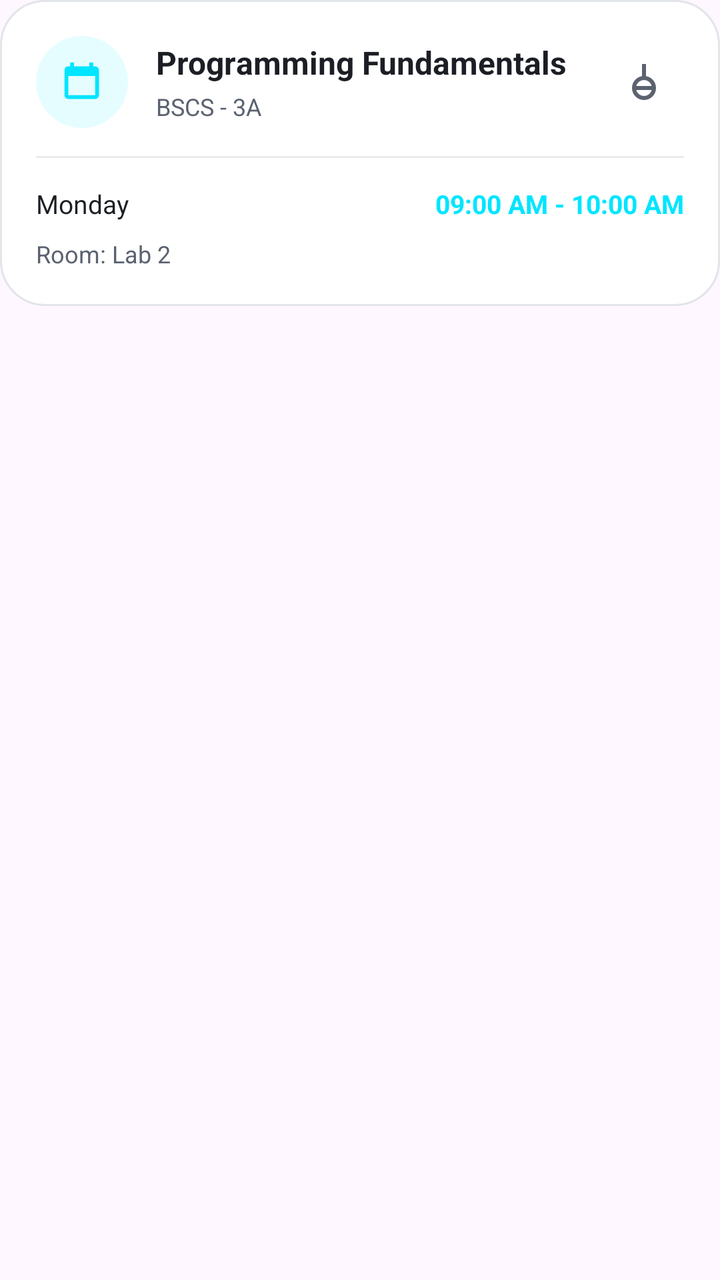
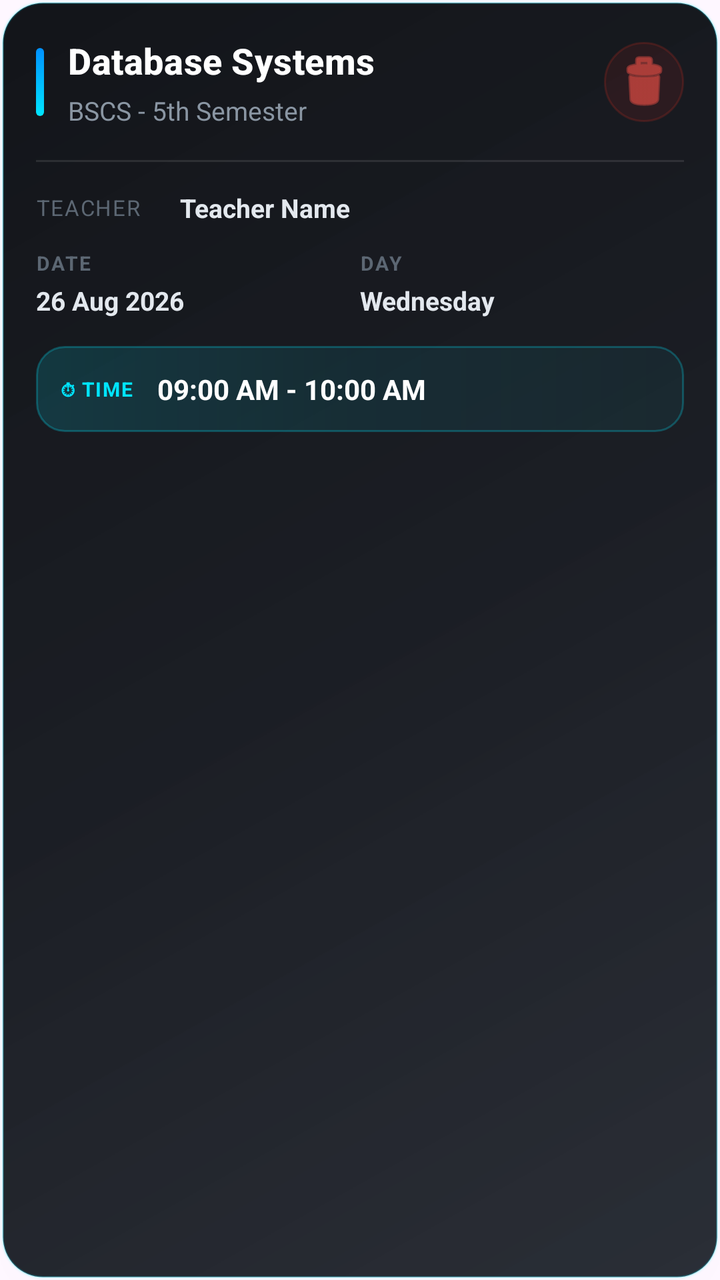

The first picture is an Android layout as it rendered before a commit; the second is the same layout after the commit. The layout source and the unified diff follow.
<!-- AndroidManifest.xml: application theme Theme.QRCodeAttendance -->
<!-- res/layout/item_class_schedule.xml -->
<?xml version="1.0" encoding="utf-8"?>
<com.google.android.material.card.MaterialCardView
    xmlns:android="http://schemas.android.com/apk/res/android"
    xmlns:app="http://schemas.android.com/apk/res-auto"
    android:layout_width="match_parent"
    android:layout_height="wrap_content"
    android:layout_marginBottom="12dp"
    app:cardCornerRadius="20dp"
    app:cardElevation="0dp"
    app:cardBackgroundColor="@android:color/transparent"
    app:strokeWidth="0dp">

    <LinearLayout
        android:layout_width="match_parent"
        android:layout_height="wrap_content"
        android:orientation="vertical"
        android:padding="18dp"
        android:background="@drawable/bg_glass_card">

        <LinearLayout
            android:layout_width="match_parent"
            android:layout_height="wrap_content"
            android:gravity="center_vertical">

            <FrameLayout
                android:layout_width="46dp"
                android:layout_height="46dp"
                android:background="@drawable/bg_icon_chip">

                <ImageView
                    android:layout_width="23dp"
                    android:layout_height="23dp"
                    android:layout_gravity="center"
                    android:src="@drawable/ic_shedule"
                    app:tint="@color/colorPrimary" />

            </FrameLayout>

            <LinearLayout
                android:layout_width="0dp"
                android:layout_height="wrap_content"
                android:layout_weight="1"
                android:layout_marginStart="14dp"
                android:orientation="vertical">

                <TextView
                    android:id="@+id/tvSubject"
                    android:layout_width="wrap_content"
                    android:layout_height="wrap_content"
                    android:text="Programming Fundamentals"
                    android:textColor="@color/textPrimary"
                    android:textSize="16sp"
                    android:textStyle="bold" />

                <TextView
                    android:id="@+id/tvClassName"
                    android:layout_width="wrap_content"
                    android:layout_height="wrap_content"
                    android:layout_marginTop="3dp"
                    android:text="BSCS - 3A"
                    android:textColor="@color/textSecondary"
                    android:textSize="12sp" />

            </LinearLayout>

            <ImageButton
                android:id="@+id/btnDelete"
                android:layout_width="40dp"
                android:layout_height="40dp"
                android:background="@android:color/transparent"
                android:src="@drawable/ic_delete"
                android:contentDescription="Delete Class"
                app:tint="@color/textSecondary" />

        </LinearLayout>


        <View
            android:layout_width="match_parent"
            android:layout_height="1dp"
            android:layout_marginVertical="14dp"
            android:alpha="0.12"
            android:background="@color/textSecondary" />


        <LinearLayout
            android:layout_width="match_parent"
            android:layout_height="wrap_content"
            android:orientation="horizontal">

            <TextView
                android:id="@+id/tvDay"
                android:layout_width="0dp"
                android:layout_height="wrap_content"
                android:layout_weight="1"
                android:text="Monday"
                android:textColor="@color/textPrimary"
                android:textSize="13sp" />

            <TextView
                android:id="@+id/tvTime"
                android:layout_width="wrap_content"
                android:layout_height="wrap_content"
                android:text="09:00 AM - 10:00 AM"
                android:textColor="@color/colorPrimary"
                android:textSize="13sp"
                android:textStyle="bold" />

        </LinearLayout>


        <TextView
            android:id="@+id/tvRoom"
            android:layout_width="wrap_content"
            android:layout_height="wrap_content"
            android:layout_marginTop="8dp"
            android:text="Room: Lab 2"
            android:textColor="@color/textSecondary"
            android:textSize="12sp" />

    </LinearLayout>

</com.google.android.material.card.MaterialCardView>
<!-- resources referenced by this layout -->
<resources>
  <color name="colorPrimary">#00E5FF</color>
  <color name="textPrimary">#1B1E24</color>
  <color name="textSecondary">#5B6270</color>
  <!-- drawable bg_glass_card (drawable) -->
  <?xml version="1.0" encoding="utf-8"?>
  <shape xmlns:android="http://schemas.android.com/apk/res/android"
      android:shape="rectangle">
  
      <solid android:color="@color/surfaceGlass"/>
      <corners android:radius="22dp"/>
      <stroke
          android:width="1dp"
          android:color="@color/glassStroke"/>
  
  </shape>
  <!-- drawable bg_icon_chip (drawable) -->
  <?xml version="1.0" encoding="utf-8"?>
  <shape xmlns:android="http://schemas.android.com/apk/res/android"
      android:shape="oval">
  
      <solid android:color="@color/cyanFaint"/>
  
  </shape>
  <!-- drawable ic_delete (drawable) -->
  <vector xmlns:android="http://schemas.android.com/apk/res/android" android:height="24dp" android:tint="#00E4FD" android:viewportHeight="960" android:viewportWidth="960" android:width="24dp">
        
      <path android:fillColor="@android:color/white" android:pathData="M480,840Q380,840 310,770Q240,700 240,600Q240,510 297.5,443.5Q355,377 440,363L440,120L520,120L520,363Q606,377 663,443.5Q720,510 720,600Q720,700 650,770Q580,840 480,840ZM480,760Q536,760 578.5,726Q621,692 635,640L325,640Q339,692 381.5,726Q424,760 480,760ZM325,560L635,560Q621,508 578.5,474Q536,440 480,440Q424,440 381.5,474Q339,508 325,560Z"/>
      
  </vector>
  <!-- drawable ic_shedule (drawable) -->
  <?xml version="1.0" encoding="utf-8"?>
  <vector xmlns:android="http://schemas.android.com/apk/res/android"
      android:width="24dp"
      android:height="24dp"
      android:viewportWidth="24"
      android:viewportHeight="24">
  
      <path
          android:fillColor="#2563EB"
          android:pathData="M19,4h-1V2h-2v2H8V2H6v2H5c-1.1,0-2,.9-2,2v13c0,1.1,.9,2,2,2h14c1.1,0,2-.9,2-2V6c0-1.1-.9-2-2-2zm0,15H5V9h14v10z"/>
  
  </vector>
  <style name="Theme.QRCodeAttendance" parent="Base.Theme.QRCodeAttendance" />
  <color name="surfaceGlass">#FFFFFF</color>
  <color name="glassStroke">#E2E5EA</color>
  <color name="cyanFaint">#1A00E5FF</color>
  <style name="Base.Theme.QRCodeAttendance" parent="Theme.Material3.DayNight.NoActionBar">
          
          
      </style>
</resources>

<!-- the commit's change to res/layout/item_class_schedule.xml (unified diff, before → after) -->
@@ -1,123 +1,302 @@
 <?xml version="1.0" encoding="utf-8"?>
-<com.google.android.material.card.MaterialCardView
-    xmlns:android="http://schemas.android.com/apk/res/android"
+<LinearLayout xmlns:android="http://schemas.android.com/apk/res/android"
     xmlns:app="http://schemas.android.com/apk/res-auto"
     android:layout_width="match_parent"
     android:layout_height="wrap_content"
-    android:layout_marginBottom="12dp"
-    app:cardCornerRadius="20dp"
-    app:cardElevation="0dp"
-    app:cardBackgroundColor="@android:color/transparent"
-    app:strokeWidth="0dp">
-
-    <LinearLayout
-        android:layout_width="match_parent"
-        android:layout_height="wrap_content"
-        android:orientation="vertical"
-        android:padding="18dp"
-        android:background="@drawable/bg_glass_card">
+    android:layout_marginStart="16dp"
+    android:layout_marginEnd="16dp"
+    android:layout_marginTop="8dp"
+    android:layout_marginBottom="8dp"
+    android:orientation="vertical"
+    android:background="@drawable/bg_class_schedule_card"
+    android:elevation="6dp"
+    android:padding="18dp">
+
+    
+    
+    
+
+    <LinearLayout
+        android:layout_width="match_parent"
+        android:layout_height="wrap_content"
+        android:gravity="center_vertical"
+        android:orientation="horizontal">
+
+        
+
+        <View
+            android:layout_width="4dp"
+            android:layout_height="34dp"
+            android:layout_marginEnd="12dp"
+            android:background="@drawable/bg_subject_accent_bar" />
+
+        
 
         <LinearLayout
-            android:layout_width="match_parent"
-            android:layout_height="wrap_content"
-            android:gravity="center_vertical">
-
-            <FrameLayout
-                android:layout_width="46dp"
-                android:layout_height="46dp"
-                android:background="@drawable/bg_icon_chip">
-
-                <ImageView
-                    android:layout_width="23dp"
-                    android:layout_height="23dp"
-                    android:layout_gravity="center"
-                    android:src="@drawable/ic_shedule"
-                    app:tint="@color/colorPrimary" />
-
-            </FrameLayout>
-
-            <LinearLayout
-                android:layout_width="0dp"
-                android:layout_height="wrap_content"
-                android:layout_weight="1"
-                android:layout_marginStart="14dp"
-                android:orientation="vertical">
-
-                <TextView
-                    android:id="@+id/tvSubject"
-                    android:layout_width="wrap_content"
-                    android:layout_height="wrap_content"
-                    android:text="Programming Fundamentals"
-                    android:textColor="@color/textPrimary"
-                    android:textSize="16sp"
-                    android:textStyle="bold" />
-
-                <TextView
-                    android:id="@+id/tvClassName"
-                    android:layout_width="wrap_content"
-                    android:layout_height="wrap_content"
-                    android:layout_marginTop="3dp"
-                    android:text="BSCS - 3A"
-                    android:textColor="@color/textSecondary"
-                    android:textSize="12sp" />
-
-            </LinearLayout>
-
-            <ImageButton
-                android:id="@+id/btnDelete"
-                android:layout_width="40dp"
-                android:layout_height="40dp"
-                android:background="@android:color/transparent"
-                android:src="@drawable/ic_delete"
-                android:contentDescription="Delete Class"
-                app:tint="@color/textSecondary" />
+            android:layout_width="0dp"
+            android:layout_height="wrap_content"
+            android:layout_weight="1"
+            android:orientation="vertical">
+
+            <TextView
+                android:id="@+id/tvSubject"
+                android:layout_width="match_parent"
+                android:layout_height="wrap_content"
+                android:text="Database Systems"
+                android:textColor="#FFFFFF"
+                android:textSize="18sp"
+                android:textStyle="bold"
+                android:fontFamily="sans-serif-medium"
+                android:letterSpacing="0.01" />
+
+            <TextView
+                android:id="@+id/tvClassName"
+                android:layout_width="match_parent"
+                android:layout_height="wrap_content"
+                android:layout_marginTop="4dp"
+                android:text="BSCS - 5th Semester"
+                android:textColor="#8A96A3"
+                android:textSize="13sp" />
 
         </LinearLayout>
 
-
-        <View
-            android:layout_width="match_parent"
-            android:layout_height="1dp"
-            android:layout_marginVertical="14dp"
-            android:alpha="0.12"
-            android:background="@color/textSecondary" />
-
+        
+
+        <ImageButton
+            android:id="@+id/btnDelete"
+            android:layout_width="40dp"
+            android:layout_height="40dp"
+            android:layout_marginStart="8dp"
+            android:background="@drawable/bg_delete_button"
+            android:contentDescription="Delete class"
+            android:padding="9dp"
+            android:src="@android:drawable/ic_menu_delete"
+            app:tint="#FF5449" />
+
+    </LinearLayout>
+
+
+    
+    
+    
+
+    <View
+        android:layout_width="match_parent"
+        android:layout_height="1dp"
+        android:layout_marginTop="16dp"
+        android:layout_marginBottom="14dp"
+        android:background="#1AFFFFFF" />
+
+
+    
+    
+    
+
+    <LinearLayout
+        android:layout_width="match_parent"
+        android:layout_height="wrap_content"
+        android:gravity="center_vertical"
+        android:orientation="horizontal">
+
+        <TextView
+            android:layout_width="72dp"
+            android:layout_height="wrap_content"
+            android:text="Teacher"
+            android:textColor="#5C6773"
+            android:textSize="11sp"
+            android:textAllCaps="true"
+            android:letterSpacing="0.05" />
+
+        <TextView
+            android:id="@+id/tvTeacherName"
+            android:layout_width="0dp"
+            android:layout_height="wrap_content"
+            android:layout_weight="1"
+            android:text="Teacher Name"
+            android:textColor="#E3E8EE"
+            android:textSize="13sp"
+            android:textStyle="bold" />
+
+    </LinearLayout>
+
+
+    
+    
+    
+
+    <LinearLayout
+        android:layout_width="match_parent"
+        android:layout_height="wrap_content"
+        android:layout_marginTop="12dp"
+        android:orientation="horizontal">
+
+        
 
         <LinearLayout
-            android:layout_width="match_parent"
-            android:layout_height="wrap_content"
-            android:orientation="horizontal">
-
-            <TextView
-                android:id="@+id/tvDay"
-                android:layout_width="0dp"
-                android:layout_height="wrap_content"
-                android:layout_weight="1"
-                android:text="Monday"
-                android:textColor="@color/textPrimary"
-                android:textSize="13sp" />
-
-            <TextView
-                android:id="@+id/tvTime"
+            android:layout_width="0dp"
+            android:layout_height="wrap_content"
+            android:layout_weight="1"
+            android:orientation="vertical">
+
+            <TextView
                 android:layout_width="wrap_content"
                 android:layout_height="wrap_content"
-                android:text="09:00 AM - 10:00 AM"
-                android:textColor="@color/colorPrimary"
+                android:text="DATE"
+                android:textColor="#5C6773"
+                android:textSize="10sp"
+                android:textStyle="bold"
+                android:letterSpacing="0.08" />
+
+            <TextView
+                android:id="@+id/tvDate"
+                android:layout_width="wrap_content"
+                android:layout_height="wrap_content"
+                android:layout_marginTop="3dp"
+                android:text="26 Aug 2026"
+                android:textColor="#E3E8EE"
                 android:textSize="13sp"
                 android:textStyle="bold" />
 
         </LinearLayout>
 
 
+        
+
+        <LinearLayout
+            android:layout_width="0dp"
+            android:layout_height="wrap_content"
+            android:layout_weight="1"
+            android:orientation="vertical">
+
+            <TextView
+                android:layout_width="wrap_content"
+                android:layout_height="wrap_content"
+                android:text="DAY"
+                android:textColor="#5C6773"
+                android:textSize="10sp"
+                android:textStyle="bold"
+                android:letterSpacing="0.08" />
+
+            <TextView
+                android:id="@+id/tvDay"
+                android:layout_width="wrap_content"
+                android:layout_height="wrap_content"
+                android:layout_marginTop="3dp"
+                android:text="Wednesday"
+                android:textColor="#E3E8EE"
+                android:textSize="13sp"
+                android:textStyle="bold" />
+
+        </LinearLayout>
+
+    </LinearLayout>
+
+
+    
+    
+    
+
+    <LinearLayout
+        android:layout_width="match_parent"
+        android:layout_height="wrap_content"
+        android:layout_marginTop="14dp"
+        android:gravity="center_vertical"
+        android:background="@drawable/bg_schedule_time"
+        android:padding="12dp"
+        android:orientation="horizontal">
+
+        <TextView
+            android:layout_width="wrap_content"
+            android:layout_height="wrap_content"
+            android:text="⏱ TIME"
+            android:textColor="#00E5FF"
+            android:textSize="10sp"
+            android:textStyle="bold"
+            android:letterSpacing="0.06" />
+
+        <TextView
+            android:id="@+id/tvTime"
+            android:layout_width="0dp"
+            android:layout_height="wrap_content"
+            android:layout_marginStart="12dp"
+            android:layout_weight="1"
+            android:text="09:00 AM - 10:00 AM"
+            android:textColor="#FFFFFF"
+            android:textSize="14sp"
+            android:textStyle="bold" />
+
+    </LinearLayout>
+
+
+    
+    
+    
+
+    <LinearLayout
+        android:layout_width="match_parent"
+        android:layout_height="wrap_content"
+        android:layout_marginTop="12dp"
+        android:orientation="horizontal">
+
+        
+
         <TextView
             android:id="@+id/tvRoom"
-            android:layout_width="wrap_content"
-            android:layout_height="wrap_content"
-            android:layout_marginTop="8dp"
-            android:text="Room: Lab 2"
-            android:textColor="@color/textSecondary"
-            android:textSize="12sp" />
-
-    </LinearLayout>
-
-</com.google.android.material.card.MaterialCardView>
+            android:layout_width="0dp"
+            android:layout_height="wrap_content"
+            android:layout_weight="1"
+            android:background="@drawable/bg_schedule_tag"
+            android:paddingStart="10dp"
+            android:paddingTop="8dp"
+            android:paddingEnd="10dp"
+            android:paddingBottom="8dp"
+            android:text="Room 101"
+            android:textColor="#C4CCD4"
+            android:textSize="12sp"
+            android:gravity="center"
+            android:visibility="gone" />
+
+        
+
+        <Space
+            android:layout_width="8dp"
+            android:layout_height="1dp" />
+
+        
+
+        <TextView
+            android:id="@+id/tvSemester"
+            android:layout_width="0dp"
+            android:layout_height="wrap_content"
+            android:layout_weight="1"
+            android:background="@drawable/bg_schedule_tag"
+            android:paddingStart="10dp"
+            android:paddingTop="8dp"
+            android:paddingEnd="10dp"
+            android:paddingBottom="8dp"
+            android:text="5th Semester"
+            android:textColor="#C4CCD4"
+            android:textSize="12sp"
+            android:gravity="center"
+            android:visibility="gone" />
+
+    </LinearLayout>
+
+
+    
+    
+    
+
+    <TextView
+        android:id="@+id/tvNote"
+        android:layout_width="match_parent"
+        android:layout_height="wrap_content"
+        android:layout_marginTop="12dp"
+        android:background="@drawable/bg_schedule_note"
+        android:padding="11dp"
+        android:text="Note: Bring assignment"
+        android:textColor="#D8CFA8"
+        android:textSize="12sp"
+        android:visibility="gone" />
+
+</LinearLayout>
<!-- resource entries referenced after the edit -->
@@ -1,51 +1,115 @@
 <!-- resources referenced by this layout -->
 <resources>
-  <color name="colorPrimary">#00E5FF</color>
-  <color name="textPrimary">#1B1E24</color>
-  <color name="textSecondary">#5B6270</color>
-  <!-- drawable bg_glass_card (drawable) -->
+  <!-- drawable bg_class_schedule_card (drawable) -->
+  <?xml version="1.0" encoding="utf-8"?>
+  <layer-list xmlns:android="http://schemas.android.com/apk/res/android">
+  
+      
+      <item>
+          <shape android:shape="rectangle">
+              <solid android:color="#0800E5FF" />
+              <corners android:radius="22dp" />
+          </shape>
+      </item>
+  
+      
+      <item
+          android:left="1dp"
+          android:right="1dp"
+          android:top="1dp"
+          android:bottom="1dp">
+          <shape android:shape="rectangle">
+              <gradient
+                  android:type="linear"
+                  android:angle="135"
+                  android:startColor="#E6141821"
+                  android:centerColor="#F00D1017"
+                  android:endColor="#F5090B10" />
+              <corners android:radius="20dp" />
+              <stroke
+                  android:width="1dp"
+                  android:color="#3300E5FF" />
+          </shape>
+      </item>
+  
+  </layer-list>
+  <!-- drawable bg_delete_button (drawable) -->
+  <?xml version="1.0" encoding="utf-8"?>
+  <ripple xmlns:android="http://schemas.android.com/apk/res/android"
+      android:color="#33D92D20">
+  
+      <item>
+          <shape android:shape="oval">
+              <solid android:color="#1AD92D20" />
+              <stroke
+                  android:width="1dp"
+                  android:color="#33D92D20" />
+          </shape>
+      </item>
+  
+  </ripple>
+  <!-- drawable bg_schedule_note (drawable) -->
   <?xml version="1.0" encoding="utf-8"?>
   <shape xmlns:android="http://schemas.android.com/apk/res/android"
       android:shape="rectangle">
   
-      <solid android:color="@color/surfaceGlass"/>
-      <corners android:radius="22dp"/>
+      <solid android:color="#141F1B12" />
+  
+      <corners android:radius="12dp" />
+  
       <stroke
           android:width="1dp"
-          android:color="@color/glassStroke"/>
+          android:color="#26FFC940" />
   
   </shape>
-  <!-- drawable bg_icon_chip (drawable) -->
+  <!-- drawable bg_schedule_tag (drawable) -->
   <?xml version="1.0" encoding="utf-8"?>
   <shape xmlns:android="http://schemas.android.com/apk/res/android"
-      android:shape="oval">
+      android:shape="rectangle">
   
-      <solid android:color="@color/cyanFaint"/>
+      <solid android:color="#14FFFFFF" />
+  
+      <corners android:radius="10dp" />
+  
+      <stroke
+          android:width="1dp"
+          android:color="#1FFFFFFF" />
   
   </shape>
-  <!-- drawable ic_delete (drawable) -->
-  <vector xmlns:android="http://schemas.android.com/apk/res/android" android:height="24dp" android:tint="#00E4FD" android:viewportHeight="960" android:viewportWidth="960" android:width="24dp">
-        
-      <path android:fillColor="@android:color/white" android:pathData="M480,840Q380,840 310,770Q240,700 240,600Q240,510 297.5,443.5Q355,377 440,363L440,120L520,120L520,363Q606,377 663,443.5Q720,510 720,600Q720,700 650,770Q580,840 480,840ZM480,760Q536,760 578.5,726Q621,692 635,640L325,640Q339,692 381.5,726Q424,760 480,760ZM325,560L635,560Q621,508 578.5,474Q536,440 480,440Q424,440 381.5,474Q339,508 325,560Z"/>
-      
-  </vector>
-  <!-- drawable ic_shedule (drawable) -->
+  <!-- drawable bg_schedule_time (drawable) -->
   <?xml version="1.0" encoding="utf-8"?>
-  <vector xmlns:android="http://schemas.android.com/apk/res/android"
-      android:width="24dp"
-      android:height="24dp"
-      android:viewportWidth="24"
-      android:viewportHeight="24">
+  <shape xmlns:android="http://schemas.android.com/apk/res/android"
+      android:shape="rectangle">
   
-      <path
-          android:fillColor="#2563EB"
-          android:pathData="M19,4h-1V2h-2v2H8V2H6v2H5c-1.1,0-2,.9-2,2v13c0,1.1,.9,2,2,2h14c1.1,0,2-.9,2-2V6c0-1.1-.9-2-2-2zm0,15H5V9h14v10z"/>
+      <gradient
+          android:type="linear"
+          android:angle="0"
+          android:startColor="#2600E5FF"
+          android:centerColor="#1500E5FF"
+          android:endColor="#0D00E5FF" />
   
-  </vector>
+      <corners android:radius="14dp" />
+  
+      <stroke
+          android:width="1dp"
+          android:color="#4000E5FF" />
+  
+  </shape>
+  <!-- drawable bg_subject_accent_bar (drawable) -->
+  <?xml version="1.0" encoding="utf-8"?>
+  <shape xmlns:android="http://schemas.android.com/apk/res/android"
+      android:shape="rectangle">
+  
+      <gradient
+          android:type="linear"
+          android:angle="90"
+          android:startColor="#00E5FF"
+          android:endColor="#0091FF" />
+  
+      <corners android:radius="3dp" />
+  
+  </shape>
   <style name="Theme.QRCodeAttendance" parent="Base.Theme.QRCodeAttendance" />
-  <color name="surfaceGlass">#FFFFFF</color>
-  <color name="glassStroke">#E2E5EA</color>
-  <color name="cyanFaint">#1A00E5FF</color>
   <style name="Base.Theme.QRCodeAttendance" parent="Theme.Material3.DayNight.NoActionBar">
           
           
